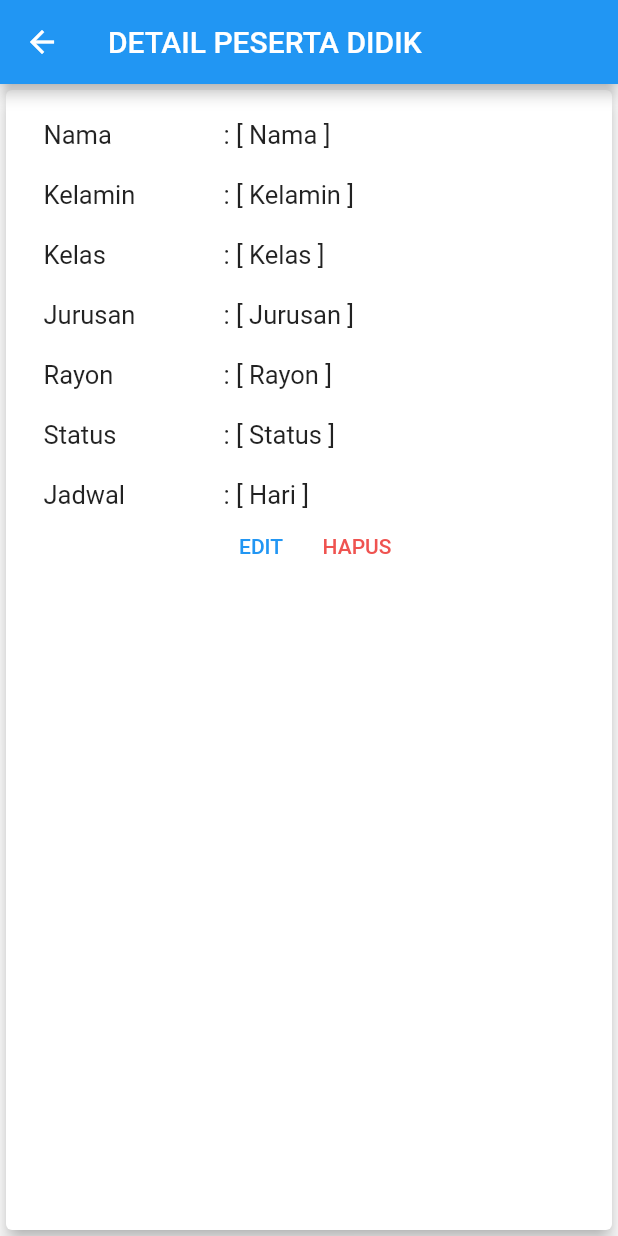
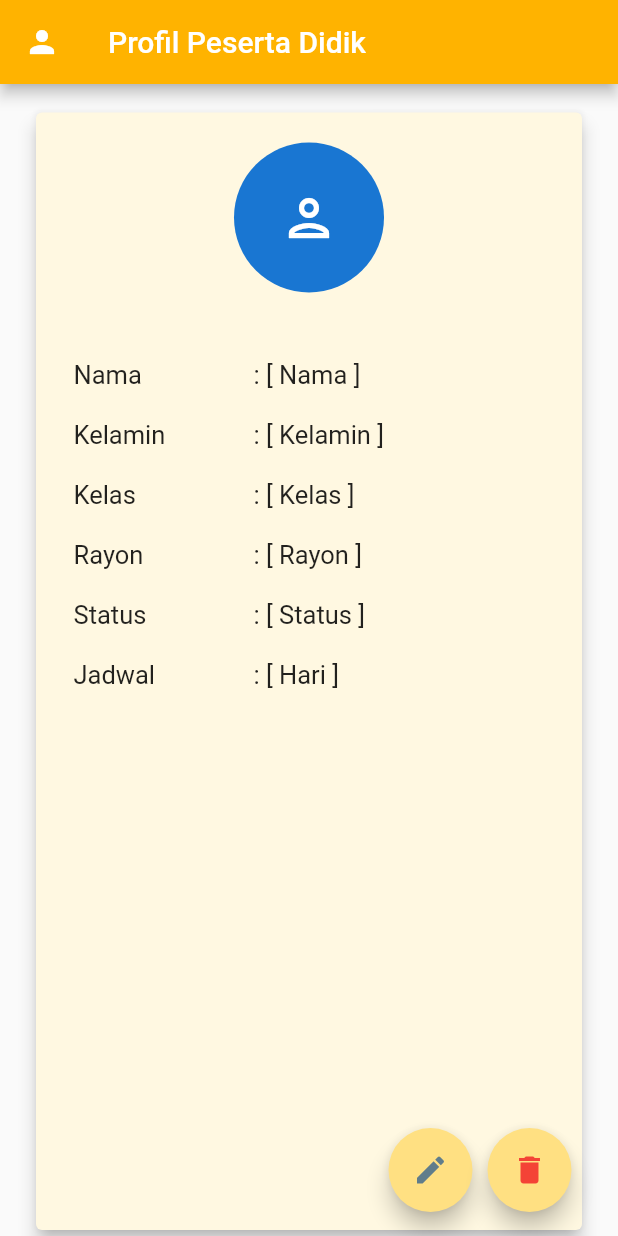
Before and after one commit to aistaqiemsy/flutter_scr, a Flutter app: the DetailStudent screen opened directly, on a phone screen of 412 x 824 dp. Run offline on Flutter 3.47's test engine with Material 2 defaults, Android fonts, the phone set to English and light mode, and no system bars.

Commit message:
Menambah display profil siswa dan penambahan UI/U lain

```diff
--- a/lib/dir_siswa/detail_student.dart
+++ b/lib/dir_siswa/detail_student.dart
@@ -9,13 +9,30 @@ class DetailStudent extends StatelessWidget {
   Widget build(BuildContext context) {
     return Scaffold(
       appBar: AppBar(
-        title: Text("DETAIL PESERTA DIDIK"),
+        leading: Icon(
+          Icons.person
+        ),
+        backgroundColor: Colors.amber[600],
+        title: Text("Profil Peserta Didik"),
       ),
       body: Center(
+        child: Padding(
+          padding: EdgeInsets.only(top: 15, right: 20, left: 20),
           child: Card(
+          color: Colors.amber[50],
           elevation: 5,
           child: Column(
             children: [
+              Padding(
+                    padding: EdgeInsets.only(top: 20, bottom: 25),
+                    child: CircleAvatar(
+                      maxRadius: 50,
+                        child: Icon(
+                          size: 40,
+                          Icons.person_outlined
+                        ),
+                      ),
+                  ),
               Row(
                 children: [
                   Padding(
@@ -104,33 +121,6 @@ class DetailStudent extends StatelessWidget {
                     child: Container(
                     width: 70,
                     child: Text(
-                            "Jurusan",
-                            style: TextStyle(
-                              fontSize: 17,
-                            ),
-                          ),
-                        ),
-
-                    ),
-                  Padding(
-                    padding: EdgeInsets.only(top: 20),
-                    child: Text(
-                      ": [ Jurusan ]",
-                      style: TextStyle(
-                        fontSize: 17,
-                      ),
-                      ),
-                    )
-                ],
-              ),
-
-              Row(
-                children: [
-                  Padding(
-                    padding: EdgeInsets.only(right: 50, left: 25, top: 20),
-                    child: Container(
-                    width: 70,
-                    child: Text(
                             "Rayon",
                             style: TextStyle(
                               fontSize: 17,
@@ -204,36 +194,42 @@ class DetailStudent extends StatelessWidget {
                     )
                 ],
               ),
-
-              Center(
+            ],
+          ),
+        ),
+        )
+      ),
+      floatingActionButton: Padding(
+        padding: EdgeInsets.only(right: 15),
         child: Row(
-                  mainAxisAlignment: MainAxisAlignment.center,
+        // crossAxisAlignment: CrossAxisAlignment.end,
+        mainAxisAlignment: MainAxisAlignment.end,
         children: [
-                    TextButton(
+          Padding(
+            padding: EdgeInsets.only(right: 10),
+            child: FloatingActionButton(
+              backgroundColor: Colors.amber[200],
+              child: Icon(
+                color: Colors.blueGrey,
+                Icons.create
+              ),
               onPressed: () {
 
               },
-                      child: Text("EDIT"),
             ),
-                    TextButton(
+          ),
+          FloatingActionButton(
+            backgroundColor: Colors.amber[200],
+            child: Icon(
+              color:  Colors.red,
+              Icons.delete
+            ),
             onPressed: () {
 
             },
-                      child: Text(
-                        "HAPUS",
-                        style: TextStyle(
-                          color: Colors.red[400]
-                        ),
-
-                        ),
-                    ),
-
-                  ],
-                )
           )
         ],
       ),
-        )
       ),
     );
   }
--- a/lib/main_menu.dart
+++ b/lib/main_menu.dart
@@ -1,7 +1,7 @@
 import 'package:flutter/material.dart';
 import 'package:flutter/src/widgets/container.dart';
 import 'package:flutter/src/widgets/framework.dart';
-import 'package:scr_wikrama/dir_siswa/display_student.dart';
+import 'package:scr_wikrama/dir_siswa/display_students.dart';
 
 class MainMenu extends StatelessWidget {
   const MainMenu({super.key});
--- a/lib/ps/detail_ps.dart
+++ b/lib/ps/detail_ps.dart
@@ -16,6 +16,7 @@ class _DetailPSState extends State<DetailPS> {
   Widget build(BuildContext context) {
     return Scaffold(
       appBar: AppBar(
+        backgroundColor: Colors.amber[600],
         title: Text("Profil Pembimbing Rayon"),
       ),
       body: Column(
```
Also changed, not shown: lib/dir_siswa/display_student.dart (deleted, +0 -76 lines), lib/dir_siswa/display_students.dart (added, +80 -0 lines), lib/main.dart (+13 -17 lines), lib/ps/dashboard_ps.dart (+29 -27 lines), lib/ps/piket_rayon.dart (+13 -1 lines). Lines whose indentation alone changed are shown as unchanged.
